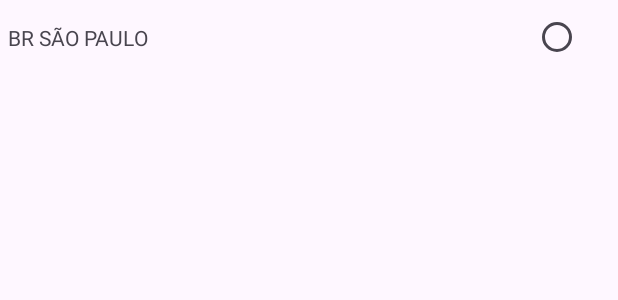
After one commit to nigabeto/RosaFoodsMobile, an Android app: the layout single_address_item.xml on its own in the app's theme, with its tools: preview values and no code run, on a phone screen of 412 x 824 dp. The commit adds this screen. Shown: the top 300 px of the screen. Run offline under Robolectric (Android 15) with nearby library versions, the phone set to English and light mode, and no system bars.

Commit message:
Criação da tela single_address_item.xml e AddressActivity.java para preencher o endereço na tela de adicionar endereço

```diff
--- /dev/null
+++ b/app/src/main/res/layout/single_address_item.xml
@@ -0,0 +1,27 @@
+<?xml version="1.0" encoding="utf-8"?>
+<LinearLayout xmlns:android="http://schemas.android.com/apk/res/android"
+    android:layout_width="match_parent"
+    android:layout_height="wrap_content"
+    android:orientation="vertical">
+
+    <LinearLayout
+        android:padding="5dp"
+        android:layout_width="400dp"
+        android:layout_height="50dp">
+
+        <TextView
+            android:id="@+id/address_add"
+            android:layout_width="350dp"
+            android:layout_height="wrap_content"
+
+            android:text="BR SÃO PAULO" />
+
+        <RadioButton
+            android:id="@+id/select_address"
+            android:layout_width="50dp"
+            android:layout_height="wrap_content"
+
+            android:gravity="center" />
+    </LinearLayout>
+
+</LinearLayout>
```
Also changed, not shown: app/src/main/java/com/jrmedia/rosafoods/AddressActivity.java (+29 -0 lines), app/src/main/java/com/jrmedia/rosafoods/adapter/AddressAdapter.java (+40 -1 lines), app/src/main/java/com/jrmedia/rosafoods/domain/Address.java (+10 -2 lines).
